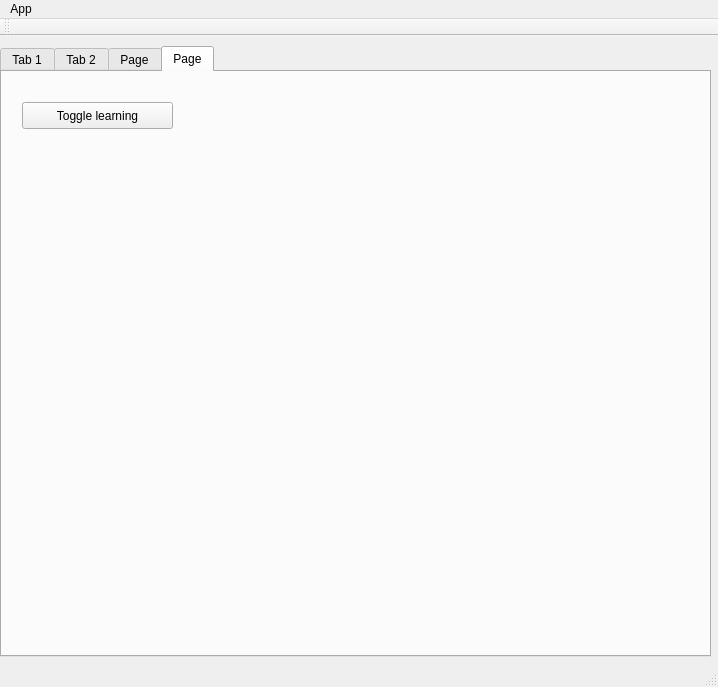
Above: ui/mainwindow.ui from morpana/dep_gui before the change. Below: the same form after it.
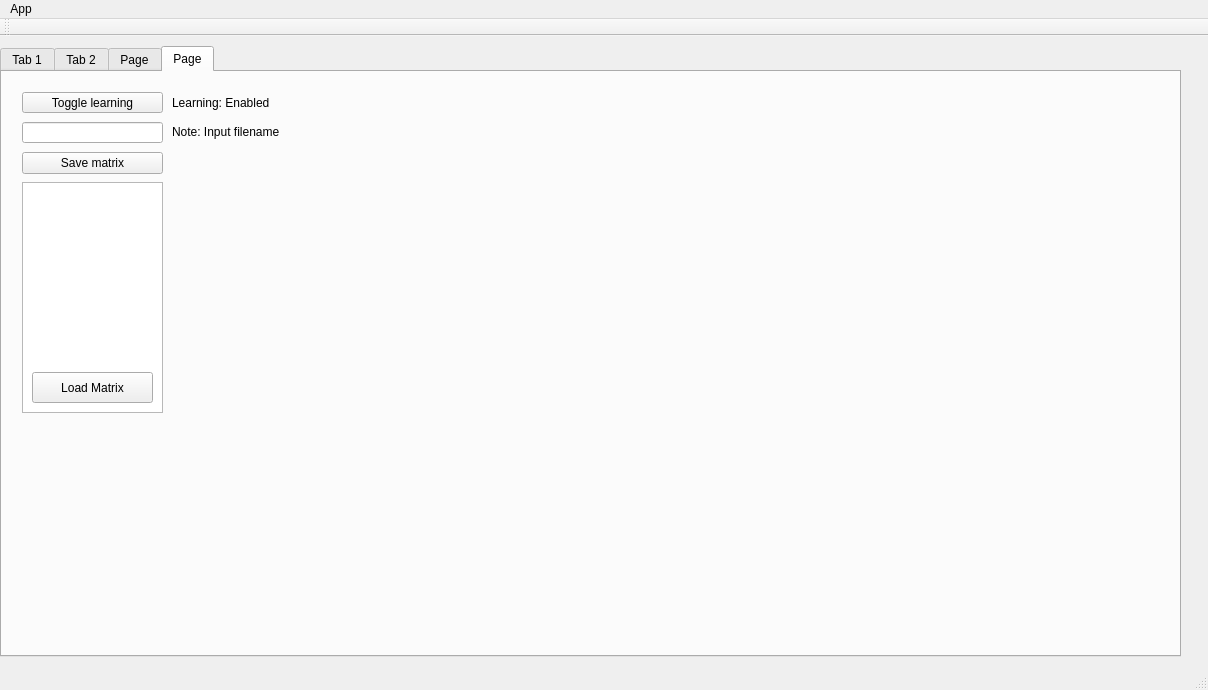
That is the form after the change. Custom widgets are drawn as their Qt base class.

Commit message: saving, loading and plotting of C matrix working

```diff
--- a/ui/mainwindow.ui
+++ b/ui/mainwindow.ui
@@ -6,8 +6,8 @@
    <rect>
     <x>0</x>
     <y>0</y>
-    <width>718</width>
-    <height>687</height>
+    <width>1208</width>
+    <height>690</height>
    </rect>
   </property>
   <property name="windowTitle">
@@ -19,7 +19,7 @@
      <rect>
       <x>0</x>
       <y>10</y>
-      <width>711</width>
+      <width>1181</width>
       <height>611</height>
      </rect>
     </property>
@@ -1170,9 +1170,9 @@
       <property name="geometry">
        <rect>
         <x>20</x>
-        <y>30</y>
-        <width>151</width>
-        <height>27</height>
+        <y>20</y>
+        <width>141</width>
+        <height>21</height>
        </rect>
       </property>
       <property name="text">
@@ -1182,13 +1182,85 @@
      <widget class="QCustomPlot" name="customPlot" native="true">
       <property name="geometry">
        <rect>
-        <x>90</x>
-        <y>120</y>
-        <width>481</width>
-        <height>301</height>
+        <x>180</x>
+        <y>110</y>
+        <width>501</width>
+        <height>341</height>
        </rect>
       </property>
      </widget>
+     <widget class="QLineEdit" name="saveFile">
+      <property name="geometry">
+       <rect>
+        <x>20</x>
+        <y>50</y>
+        <width>141</width>
+        <height>21</height>
+       </rect>
+      </property>
+     </widget>
+     <widget class="QPushButton" name="saveMatrix">
+      <property name="geometry">
+       <rect>
+        <x>20</x>
+        <y>80</y>
+        <width>141</width>
+        <height>22</height>
+       </rect>
+      </property>
+      <property name="text">
+       <string>Save matrix</string>
+      </property>
+     </widget>
+     <widget class="QLabel" name="feedback">
+      <property name="geometry">
+       <rect>
+        <x>170</x>
+        <y>50</y>
+        <width>141</width>
+        <height>20</height>
+       </rect>
+      </property>
+      <property name="text">
+       <string>Note: Input filename</string>
+      </property>
+     </widget>
+     <widget class="QListWidget" name="matrixList">
+      <property name="geometry">
+       <rect>
+        <x>20</x>
+        <y>110</y>
+        <width>141</width>
+        <height>231</height>
+       </rect>
+      </property>
+     </widget>
+     <widget class="QPushButton" name="loadMatrix">
+      <property name="geometry">
+       <rect>
+        <x>30</x>
+        <y>300</y>
+        <width>121</width>
+        <height>31</height>
+       </rect>
+      </property>
+      <property name="text">
+       <string>Load Matrix</string>
+      </property>
+     </widget>
+     <widget class="QLabel" name="learningLabel">
+      <property name="geometry">
+       <rect>
+        <x>170</x>
+        <y>20</y>
+        <width>141</width>
+        <height>21</height>
+       </rect>
+      </property>
+      <property name="text">
+       <string>Learning: Enabled</string>
+      </property>
+     </widget>
     </widget>
    </widget>
   </widget>
@@ -1206,8 +1278,8 @@
     <rect>
      <x>0</x>
      <y>0</y>
-     <width>718</width>
-     <height>25</height>
+     <width>1208</width>
+     <height>19</height>
     </rect>
    </property>
    <widget class="QMenu" name="menuInitialize">
```
Left out of the diff: 44 changed lines with no effect on the pictures. The commit also changes 3 other files.
